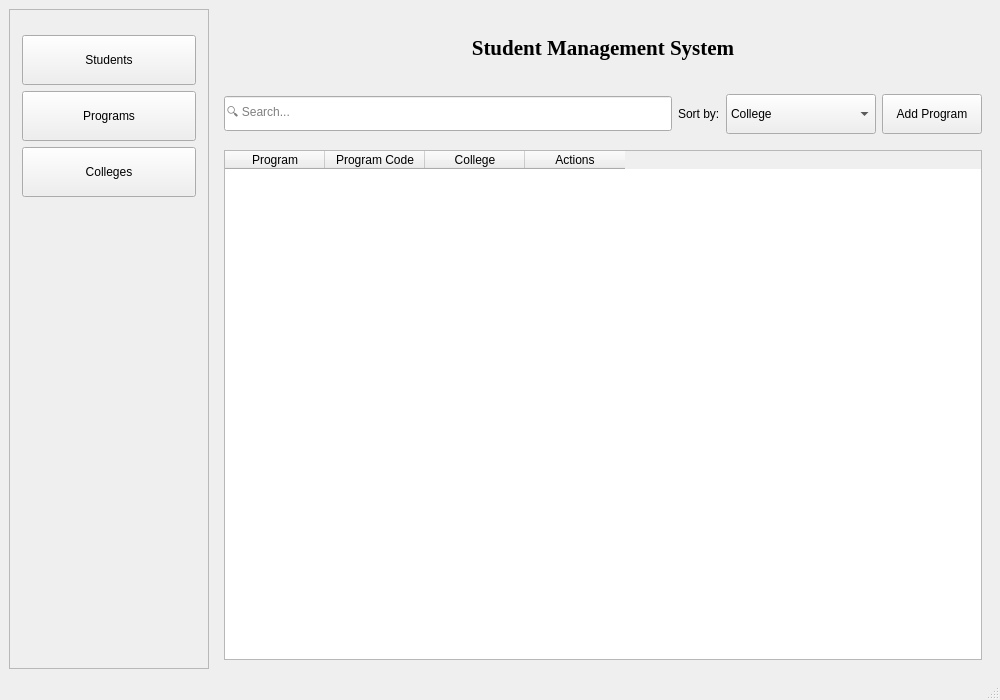
This is main_window.ui in Seaes24/Student-System-Management as Qt 5 draws it before an edit. The edited form follows.
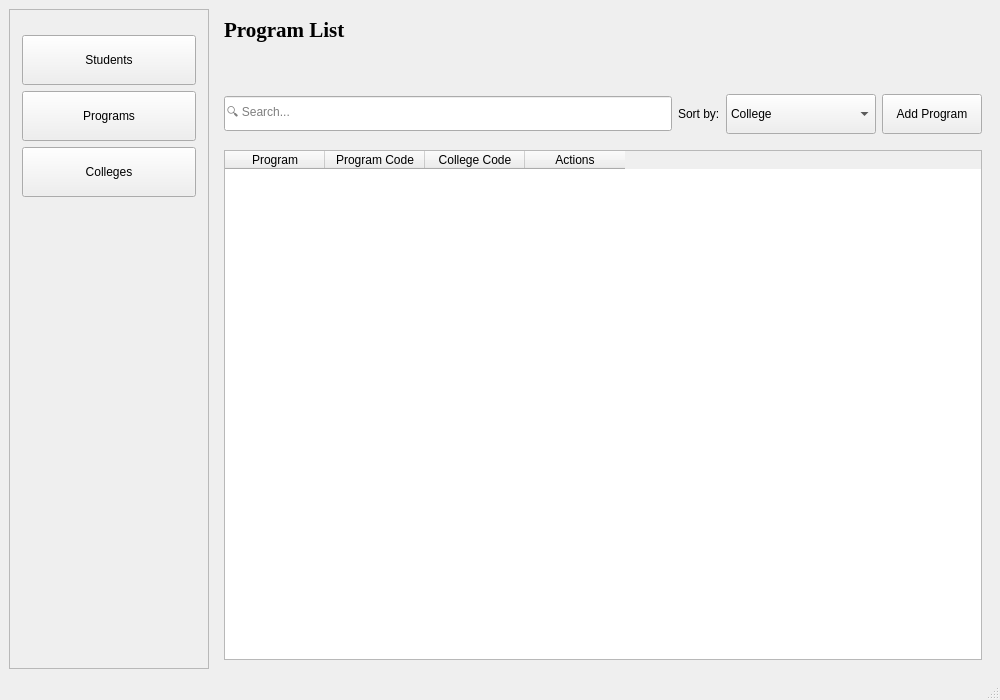
This is the edited form. The open tabs and pages were chosen to show the change.

Commit message: Changed UI designs(slight)

```diff
--- a/main_window.ui
+++ b/main_window.ui
@@ -292,10 +292,10 @@
              </font>
             </property>
             <property name="text">
-             <string>Student Management System</string>
+             <string>Program List</string>
             </property>
             <property name="alignment">
-             <set>Qt::AlignmentFlag::AlignCenter</set>
+             <set>Qt::AlignmentFlag::AlignLeft</set>
             </property>
            </widget>
           </item>
@@ -393,7 +393,7 @@
             </column>
             <column>
              <property name="text">
-              <string>College</string>
+              <string>College Code</string>
              </property>
             </column>
             <column>
```
Left out of the diff: 16 changed lines with no effect on the pictures. The commit also changes 2 other files.
